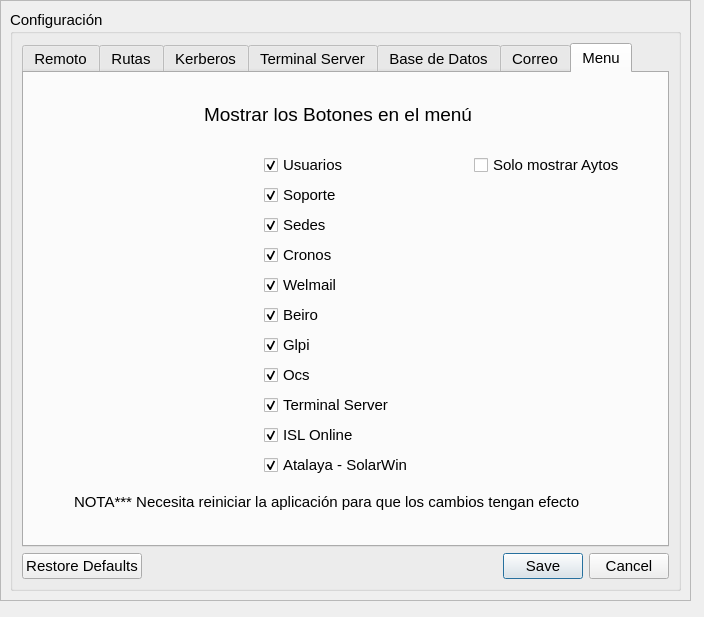
Above: configuracion.ui from grxdipgra/GrxMenu before the change. Below: the same form after it.
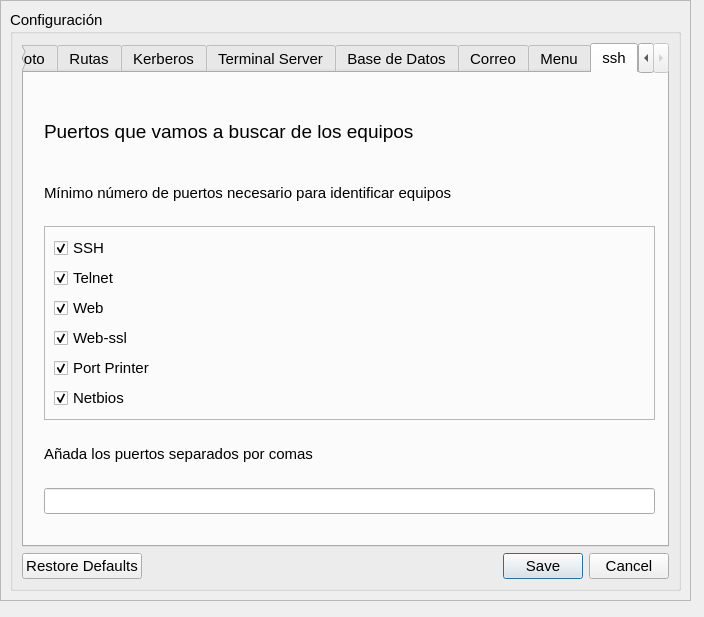
That is the form after the change. Icons and pictures are not drawn.

Diff of the .ui file:
```diff
--- a/configuracion.ui
+++ b/configuracion.ui
@@ -71,7 +71,7 @@
         <item row="0" column="0">
          <widget class="QTabWidget" name="tabWidget">
           <property name="currentIndex">
-           <number>6</number>
+           <number>7</number>
           </property>
           <widget class="QWidget" name="remoto">
            <attribute name="title">
@@ -1539,6 +1539,128 @@
             </property>
            </widget>
           </widget>
+          <widget class="QWidget" name="tab">
+           <attribute name="title">
+            <string>ssh</string>
+           </attribute>
+           <widget class="QWidget" name="">
+            <property name="geometry">
+             <rect>
+              <x>20</x>
+              <y>30</y>
+              <width>611</width>
+              <height>411</height>
+             </rect>
+            </property>
+            <layout class="QGridLayout" name="gridLayout_6">
+             <item row="0" column="0">
+              <widget class="QLabel" name="label_48">
+               <property name="font">
+                <font>
+                 <pointsize>14</pointsize>
+                </font>
+               </property>
+               <property name="text">
+                <string>Puertos que vamos a buscar de los equipos</string>
+               </property>
+              </widget>
+             </item>
+             <item row="1" column="0">
+              <widget class="QLabel" name="label_49">
+               <property name="text">
+                <string>Mínimo número de puertos necesario para identificar equipos</string>
+               </property>
+              </widget>
+             </item>
+             <item row="2" column="0">
+              <widget class="QFrame" name="frame">
+               <property name="frameShape">
+                <enum>QFrame::StyledPanel</enum>
+               </property>
+               <property name="frameShadow">
+                <enum>QFrame::Raised</enum>
+               </property>
+               <layout class="QGridLayout" name="gridLayout_4">
+                <item row="0" column="0">
+                 <layout class="QVBoxLayout" name="verticalLayout_10">
+                  <item>
+                   <widget class="QCheckBox" name="checkBox_SSH">
+                    <property name="text">
+                     <string>SSH</string>
+                    </property>
+                    <property name="checked">
+                     <bool>true</bool>
+                    </property>
+                   </widget>
+                  </item>
+                  <item>
+                   <widget class="QCheckBox" name="checkBox_telnet">
+                    <property name="text">
+                     <string>Telnet</string>
+                    </property>
+                    <property name="checked">
+                     <bool>true</bool>
+                    </property>
+                   </widget>
+                  </item>
+                  <item>
+                   <widget class="QCheckBox" name="checkBox_web">
+                    <property name="text">
+                     <string>Web</string>
+                    </property>
+                    <property name="checked">
+                     <bool>true</bool>
+                    </property>
+                   </widget>
+                  </item>
+                  <item>
+                   <widget class="QCheckBox" name="checkBox_webssl">
+                    <property name="text">
+                     <string>Web-ssl</string>
+                    </property>
+                    <property name="checked">
+                     <bool>true</bool>
+                    </property>
+                   </widget>
+                  </item>
+                  <item>
+                   <widget class="QCheckBox" name="checkBox_portPrinter">
+                    <property name="text">
+                     <string>Port Printer</string>
+                    </property>
+                    <property name="checked">
+                     <bool>true</bool>
+                    </property>
+                   </widget>
+                  </item>
+                  <item>
+                   <widget class="QCheckBox" name="checkBox_netbios">
+                    <property name="text">
+                     <string>Netbios</string>
+                    </property>
+                    <property name="checked">
+                     <bool>true</bool>
+                    </property>
+                   </widget>
+                  </item>
+                 </layout>
+                </item>
+               </layout>
+              </widget>
+             </item>
+             <item row="3" column="0">
+              <widget class="QLabel" name="label_50">
+               <property name="text">
+                <string>Añada los puertos separados por comas</string>
+               </property>
+              </widget>
+             </item>
+             <item row="4" column="0">
+              <widget class="QLineEdit" name="lineEdit_puertos"/>
+             </item>
+            </layout>
+           </widget>
+          </widget>
          </widget>
         </item>
        </layout>
```
Left out of the diff: 10 changed lines with no effect on the pictures.
